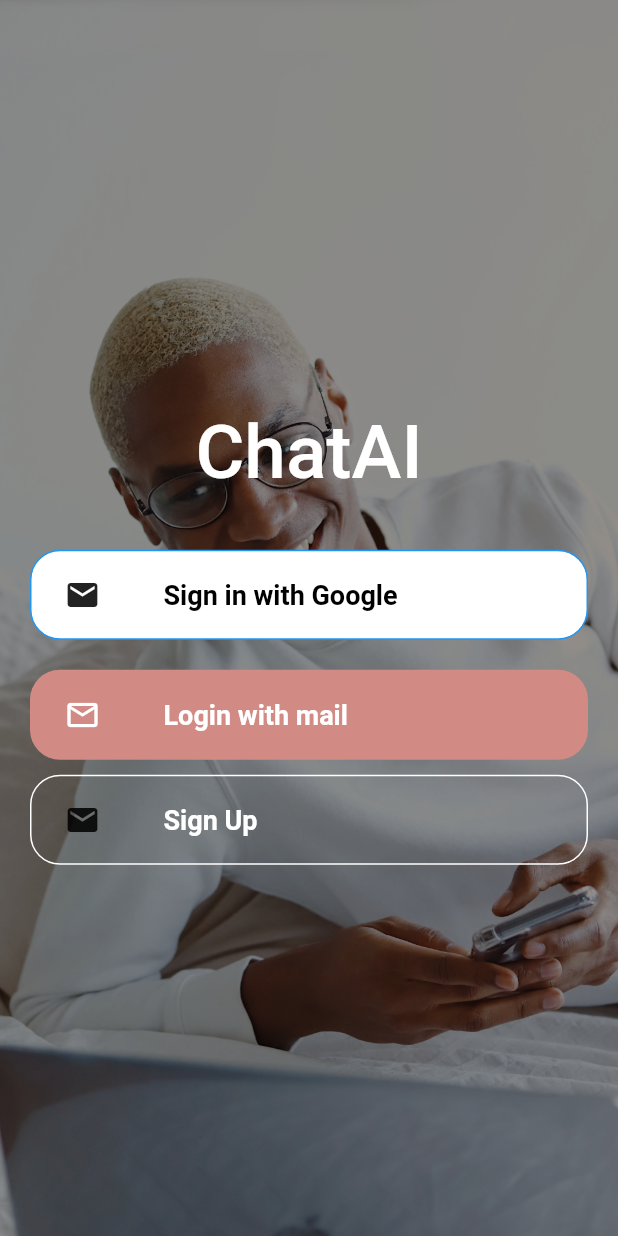
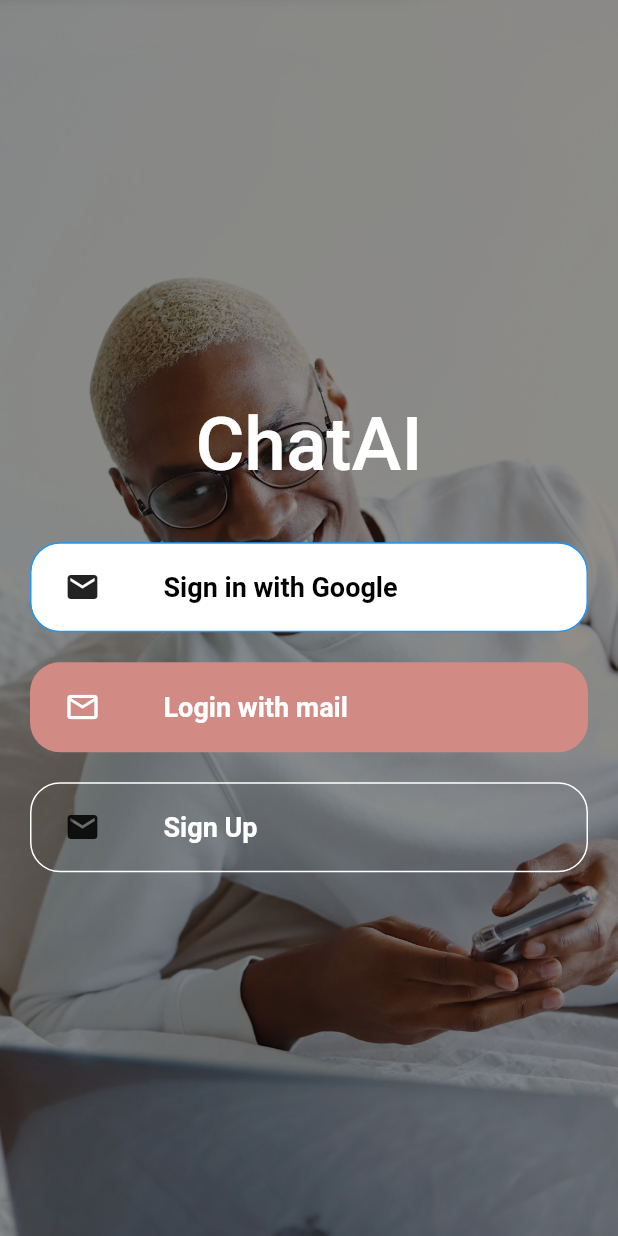
Before and after one commit to JojoDom/ChatAI, a Flutter app: the screen it shows after launch, on a phone screen of 412 x 824 dp. Run offline on Flutter 3.47's test engine with Material 2 defaults, Android fonts, the phone set to English and light mode, and no system bars; our stand-ins replace firebase_auth, firebase_core, flutter_dotenv, get, google_sign_in, logger; missing offline and left inert: dart:html; accounts and stored records are empty.

Commit message:
completed login page

```diff
--- a/chat_ai/lib/main.dart
+++ b/chat_ai/lib/main.dart
@@ -1,5 +1,5 @@
 import 'package:chat_ai/firebase_options.dart';
-import 'package:chat_ai/screens/home_page.dart';
+import 'package:chat_ai/screens/login_page.dart';
 import 'package:firebase_core/firebase_core.dart';
 import 'package:flutter/material.dart';
 import 'package:flutter_dotenv/flutter_dotenv.dart';
@@ -24,7 +24,7 @@ class MyApp extends StatelessWidget {
       title: 'ChatAI',
       theme: Themes.lightTheme,
       darkTheme: Themes.darkTheme,
-      home: const HomePage(),
+      home: const LoginPage(),
     );
   }
 }
--- a/chat_ai/lib/screens/home_page.dart
+++ /dev/null
@@ -1,79 +0,0 @@
-import 'package:chat_ai/widgets/custom_button.dart';
-import 'package:flutter/material.dart';
-import 'package:flutter_svg/svg.dart';
-
-class HomePage extends StatefulWidget {
-  const HomePage({super.key});
-
-  @override
-  State<HomePage> createState() => _HomePageState();
-}
-
-class _HomePageState extends State<HomePage> {
-  @override
-  Widget build(BuildContext context) {
-    return Scaffold(
-      body: SafeArea(
-        child: Stack(
-          children: [
-            Container(
-              decoration: const BoxDecoration(
-                  image: DecorationImage(
-                      image: AssetImage('assets/images/welcome.jpg'),
-                      fit: BoxFit.fitHeight)),
-            ),
-            Positioned.fill(
-              child: Container(
-                color: Colors.black.withOpacity(0.4),
-                child: Column(
-                  crossAxisAlignment: CrossAxisAlignment.center,
-                  mainAxisAlignment: MainAxisAlignment.center,
-                  children: [
-                    Padding(
-                      padding: EdgeInsets.only(
-                          top: MediaQuery.of(context).padding.top),
-                      child: Padding(
-                        padding: const EdgeInsets.symmetric(vertical: 30),
-                        child: Text('ChatAI',
-                            style: Theme.of(context)
-                                .textTheme
-                                .titleLarge!
-                                .copyWith(
-                                    color: Colors.white,
-                                    fontSize: 50,
-                                    fontWeight: FontWeight.w500)),
-                      ),
-                    ),
-                    CustomButton(
-                      onTap: () {},
-                      image: Icon(Icons.mail),
-                      text: 'Sign in with Google',
-                      borderColor: Colors.blue,
-                      isBusy: false,
-                    ),
-                   const SizedBox(height: 10),
-                    CustomButton(
-                    onTap: (){},
-                    textColor: Colors.white,
-                    buttonColor: const Color.fromARGB(255, 209, 138, 132),
-                    image: const Icon(Icons.email_outlined, color: Colors.white,),
-                    text: 'Login with mail', isBusy: false),
-
-                    CustomButton(
-                    onTap: (){},
-                    image: const Icon(Icons.mail),
-                    text: 'Sign Up',
-                    textColor: Colors.white,
-                    buttonColor: Colors.transparent,
-                    borderColor: Colors.white,
-                    isBusy: false)
-                  ],
-                ),
-              ),
-            )
-          ],
-        ),
-      ),
-    );
-  }
-}
--- /dev/null
+++ b/chat_ai/lib/screens/login_page.dart
@@ -0,0 +1,104 @@
+import 'package:chat_ai/controllers/user_controller.dart';
+import 'package:chat_ai/widgets/custom_button.dart';
+import 'package:firebase_auth/firebase_auth.dart';
+import 'package:flutter/material.dart';
+import 'package:get/get.dart';
+import 'package:logger/logger.dart';
+
+class LoginPage extends StatefulWidget {
+  const LoginPage({super.key});
+
+  @override
+  State<LoginPage> createState() => _LoginPageState();
+}
+
+class _LoginPageState extends State<LoginPage> {
+  @override
+  Widget build(BuildContext context) {
+    return Scaffold(
+      body: SafeArea(
+        child: Stack(
+          children: [
+            Container(
+              decoration: const BoxDecoration(
+                  image: DecorationImage(
+                      image: AssetImage('assets/images/welcome.jpg'),
+                      fit: BoxFit.fitHeight)),
+            ),
+            Positioned.fill(
+              child: Container(
+                color: Colors.black.withOpacity(0.4),
+                child: Column(
+                  crossAxisAlignment: CrossAxisAlignment.center,
+                  mainAxisAlignment: MainAxisAlignment.center,
+                  children: [
+                    Padding(
+                      padding: EdgeInsets.only(
+                          top: MediaQuery.of(context).padding.top),
+                      child: Padding(
+                        padding: const EdgeInsets.symmetric(vertical: 30),
+                        child: Text('ChatAI',
+                            style: Theme.of(context)
+                                .textTheme
+                                .titleLarge!
+                                .copyWith(
+                                    color: Colors.white,
+                                    fontSize: 50,
+                                    fontWeight: FontWeight.w500)),
+                      ),
+                    ),
+                    CustomButton(
+                      onTap: () async {
+                        try {
+                          final user = await UserController.loginWithGoogle();
+                          if (user != null) {
+                          } else {
+                            Get.defaultDialog(
+                                title: 'Ooops',
+                                middleText:
+                                    'Failed to fetch details for this google account. Try again or use a different method to login');
+                          }
+                        } on FirebaseAuthException catch (error) {
+                          print(error.message);
+                          ScaffoldMessenger.of(context).showSnackBar(SnackBar(
+                              content: Text(
+                                  error.message ?? 'Something went wrong.')));
+                        } catch (e) {
+                          Logger().i(e);
+                        }
+                      },
+                      image: const Icon(Icons.mail),
+                      text: 'Sign in with Google',
+                      borderColor: Colors.blue,
+                      isBusy: false,
+                    ),
+                    const SizedBox(height: 10),
+                    CustomButton(
+                        onTap: () {},
+                        textColor: Colors.white,
+                        buttonColor: const Color.fromARGB(255, 209, 138, 132),
+                        image: const Icon(
+                          Icons.email_outlined,
+                          color: Colors.white,
+                        ),
+                        text: 'Login with mail',
+                        isBusy: false),
+                    const SizedBox(height: 10),
+                    CustomButton(
+                        onTap: () {},
+                        image: const Icon(Icons.mail),
+                        text: 'Sign Up',
+                        textColor: Colors.white,
+                        buttonColor: Colors.transparent,
+                        borderColor: Colors.white,
+                        isBusy: false)
+                  ],
+                ),
+              ),
+            )
+          ],
+        ),
+      ),
+    );
+  }
+}
--- a/chat_ai/pubspec.yaml
+++ b/chat_ai/pubspec.yaml
@@ -41,6 +41,7 @@ dependencies:
   google_sign_in: ^6.1.6
   get: ^4.6.5
   flutter_svg: ^2.0.5
+  logger: ^2.0.2+1
 
 dev_dependencies:
   flutter_test:
```
Also changed, not shown: chat_ai/lib/controllers/user_controller.dart (added, +16 -0 lines), chat_ai/lib/screens/chat_screen.dart (added), chat_ai/pubspec.lock.
